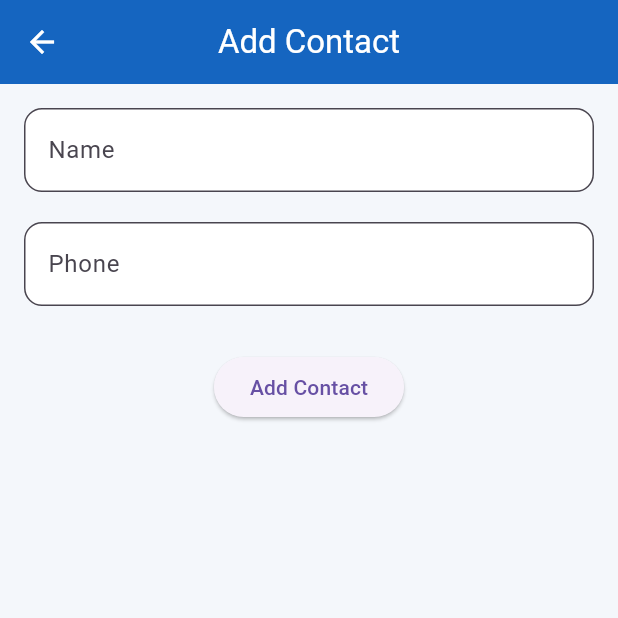
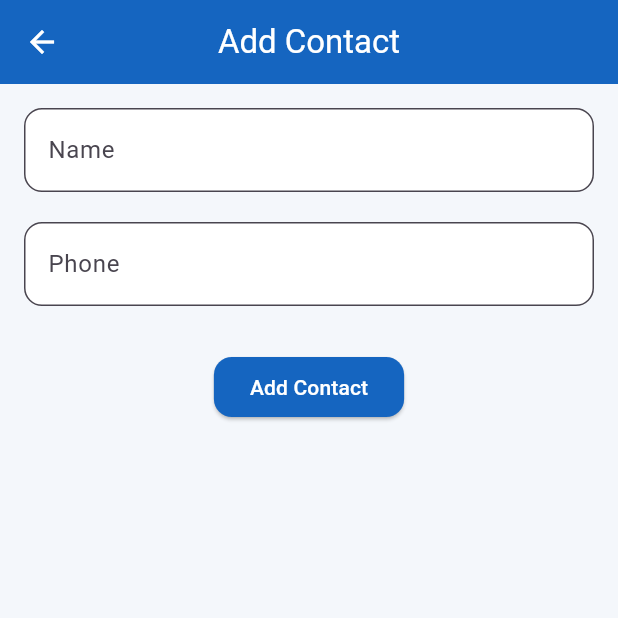
Before and after one commit to SafaeElouatyq/Flutter_miniProject, a Flutter app: the AddContactPage screen opened directly, on a phone screen of 412 x 824 dp, the top half of it. Run offline on Flutter 3.47's test engine with Material 3 defaults, Android fonts, the phone set to English and light mode, and no system bars.

```diff
--- a/lib/pages/add_contact.dart
+++ b/lib/pages/add_contact.dart
@@ -1,4 +1,5 @@
 import 'package:flutter/material.dart';
+import 'package:flutter_mini_project/theme/app_colors.dart';
 import '../models/contact.dart';
 
 class AddContactPage extends StatefulWidget {
@@ -88,6 +89,13 @@ class _AddContactPageState extends State<AddContactPage> {
                     }
                   }
                 },
+                style: ElevatedButton.styleFrom(
+                    backgroundColor: AppColors.primary,
+                    foregroundColor: Colors.white,
+                    shape: RoundedRectangleBorder(
+                      borderRadius: BorderRadius.circular(12),
+                    )
+                ),
                 child: Text(isEdit ? "Update" : "Add Contact"),
               ),
             ],
```
Also changed, not shown: lib/models/post.dart (added, +19 -0 lines), pubspec.yaml (+12 -3 lines), lib/models/post.g.dart (added), pubspec.lock, 2 other files.
